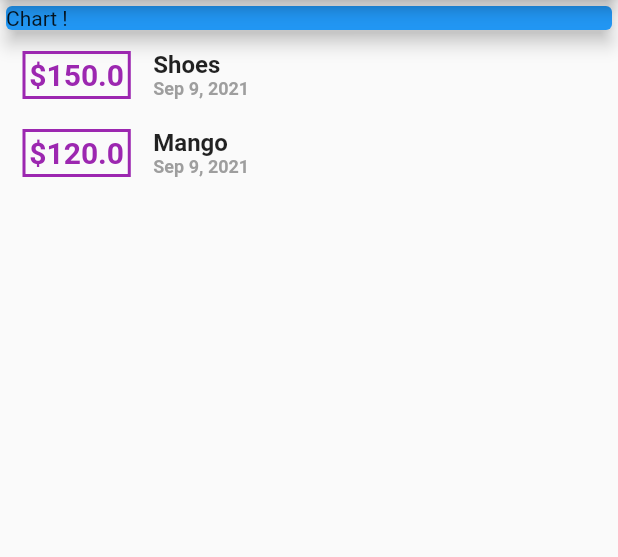
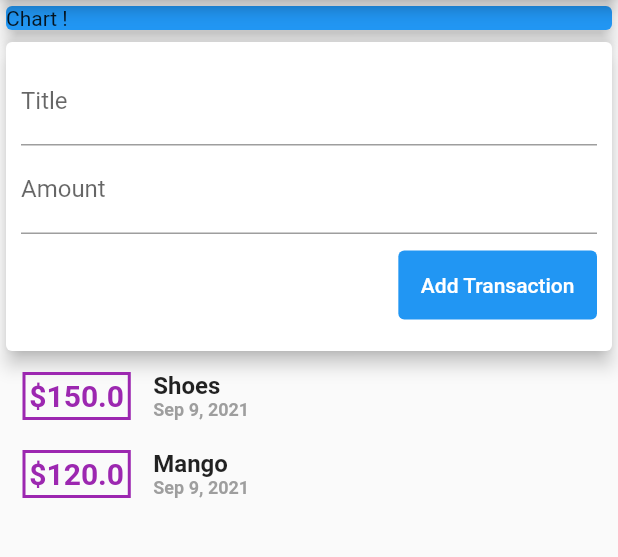
Before and after one commit to MostafaAmin0/personal_expense, a Flutter app: the screen it shows after launch, on a phone screen of 412 x 824 dp, the part 84-641 px from its top. Run offline on Flutter 3.47's test engine with Material 2 defaults, Android fonts, the phone set to English and light mode, and no system bars.

Commit message:
user input

```diff
--- a/lib/home.dart
+++ b/lib/home.dart
@@ -7,6 +7,9 @@ class MyHomePage extends StatelessWidget {
 
   @override
   Widget build(BuildContext context) {
+    String ? titleInput;
+    String ? priceInput;
+
     return Scaffold(
       appBar: AppBar(
         title: Text('Personal Expense'),
@@ -22,6 +25,48 @@ class MyHomePage extends StatelessWidget {
             ),
             elevation: 5.0,
           ),
+          Card(
+            elevation: 5.0,
+            child: Container(
+              margin: EdgeInsets.all(10.0),
+              child: Column(
+                crossAxisAlignment: CrossAxisAlignment.end,
+                children: [
+                  TextField(
+                    decoration: InputDecoration(
+                      labelText: 'Title',
+                    ),
+                    onChanged: (title) {
+                      titleInput = title;
+                    },
+                  ),
+                  TextField(
+                    decoration: InputDecoration(
+                      labelText: 'Amount',
+                    ),
+                    onChanged: (price) {
+                      priceInput = price;
+                    },
+                  ),
+                  Container(
+                    margin: EdgeInsets.symmetric(vertical: 10.0),
+                    child: TextButton(
+                      onPressed: () {
+                        print(titleInput);
+                        print(priceInput);
+                      },
+                      style: TextButton.styleFrom(
+                        padding: EdgeInsets.all(15.0),
+                        backgroundColor: Colors.blue,
+                        primary: Colors.white,
+                      ),
+                      child: Text('Add Transaction'),
+                    ),
+                  )
+                ],
+              ),
+            ),
+          ),
           Column(
             children: expense.transactionsList.map<Widget>((tx) {
               return TransItem(
```
